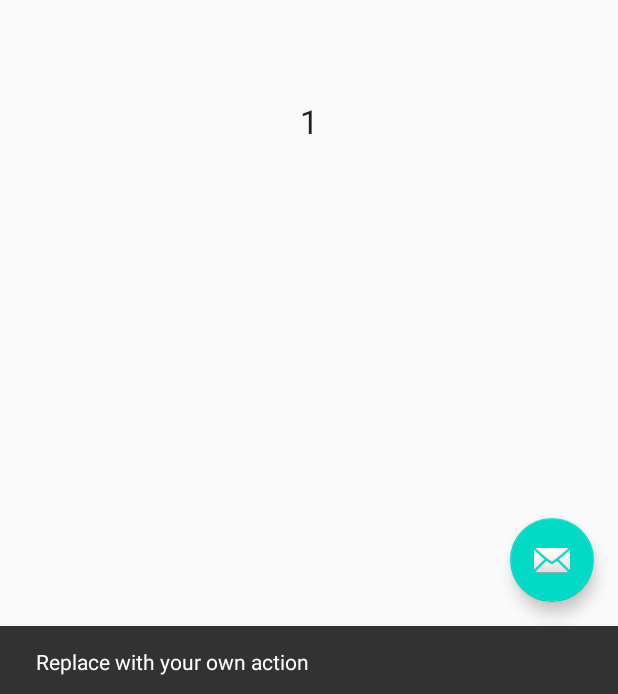
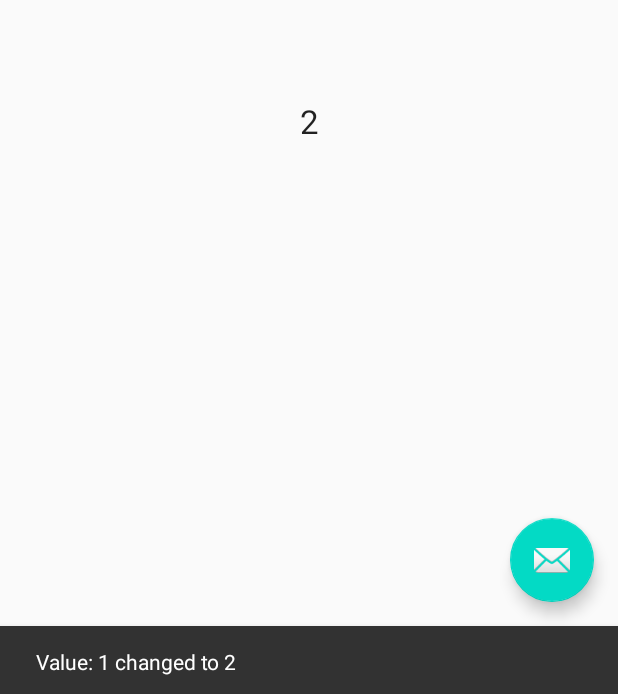
Before and after one commit to janewaitara/GADS-2020-Courses, an Android app: the screen it shows after launch (MainActivity), after a tap on an icon or button, on a phone screen of 412 x 824 dp. Shown: the part 539-1233 px from the top of the screen. Run offline under Robolectric (Android 15) with nearby library versions, the phone set to English and light mode, and no system bars.

```diff
--- a/NoteKeeper/app/src/main/java/com/janewaitara/notekeeper/MainActivity.kt
+++ b/NoteKeeper/app/src/main/java/com/janewaitara/notekeeper/MainActivity.kt
@@ -6,6 +6,7 @@ import com.google.android.material.snackbar.Snackbar
 import androidx.appcompat.app.AppCompatActivity
 import android.view.Menu
 import android.view.MenuItem
+import kotlinx.android.synthetic.main.content_main.*
 
 class MainActivity : AppCompatActivity() {
 
@@ -15,8 +16,11 @@ class MainActivity : AppCompatActivity() {
         setSupportActionBar(findViewById(R.id.toolbar))
 
         findViewById<FloatingActionButton>(R.id.fab).setOnClickListener { view ->
-            Snackbar.make(view, "Replace with your own action", Snackbar.LENGTH_LONG)
-                    .setAction("Action", null).show()
+            var originalValue = textDisplayedValue.text.toString().toInt()
+            var newValue = originalValue*2
+            textDisplayedValue.text = newValue.toString()
+            Snackbar.make(view, "Value: $originalValue changed to $newValue", Snackbar.LENGTH_LONG)
+                    .show()
         }
     }
 
--- /dev/null
+++ b/NoteKeeper/app/src/main/java/com/janewaitara/notekeeper/NoteKeeperData.kt
@@ -0,0 +1,5 @@
+package com.janewaitara.notekeeper
+
+class CourseInfo(val courseId: String,val title: String)
+
+class NoteInfo(var course: CourseInfo, var title: String, var text: String)
```
